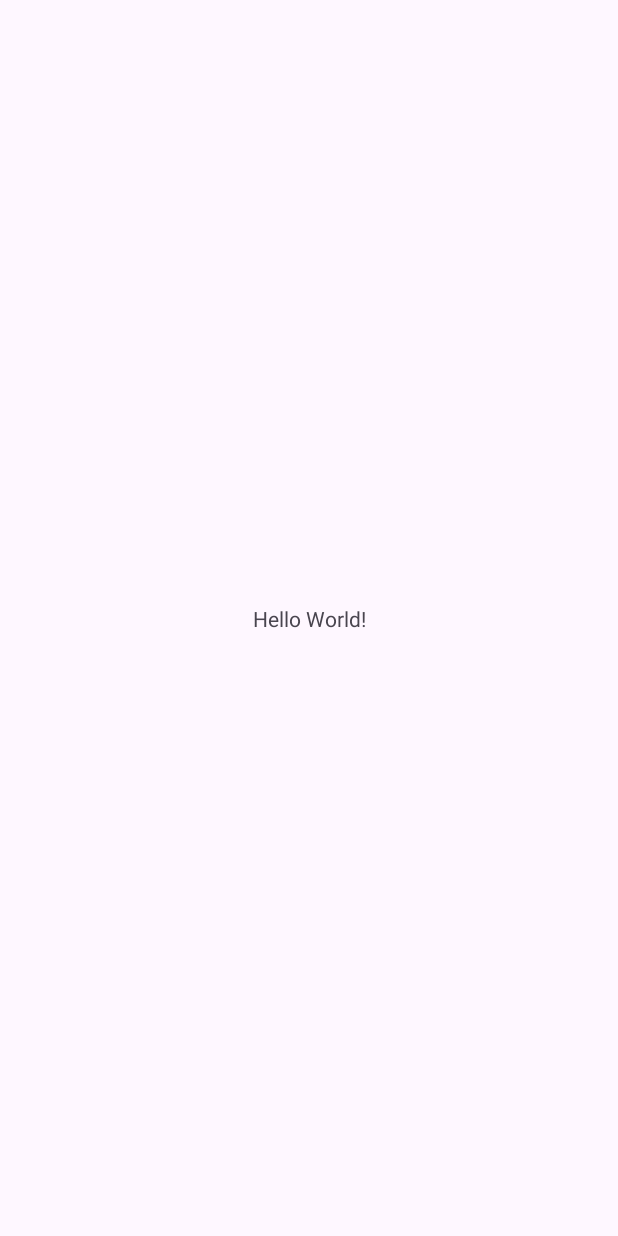
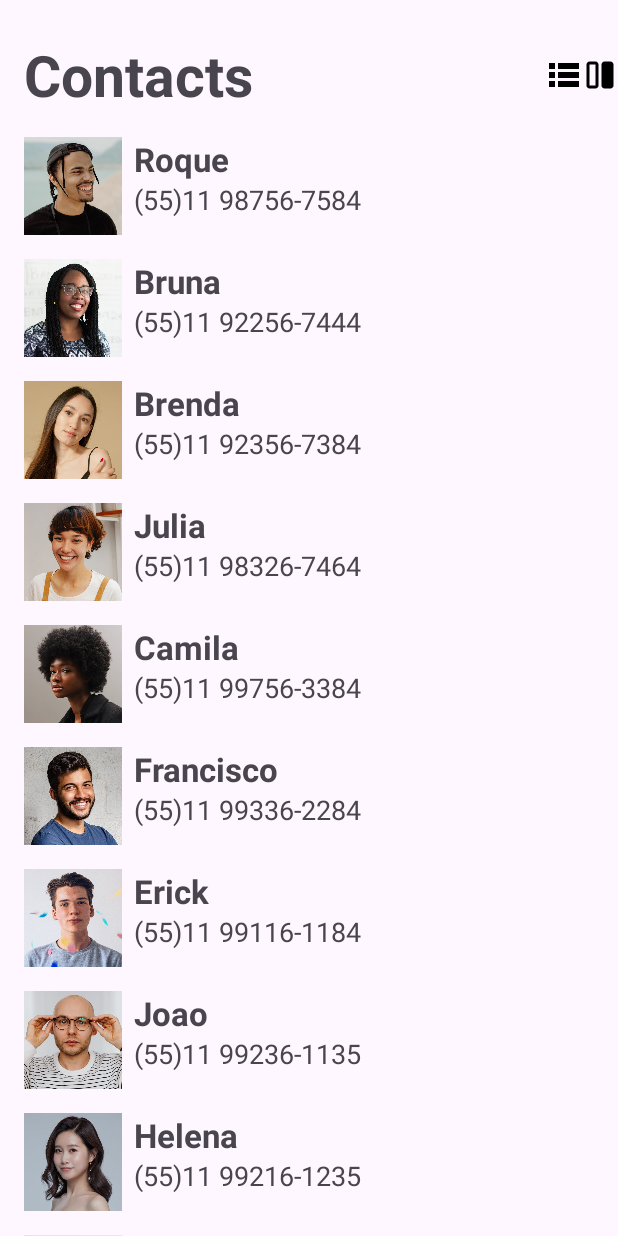
Before and after one commit to Pxtrickvieira/ContactList, an Android app: the screen it shows after launch (MainActivity), on a phone screen of 412 x 824 dp. Before the commit the screen is almost empty. Run offline under Robolectric (Android 15) with nearby library versions, the phone set to English and light mode, and no system bars.

Commit message:
Projeto finalizado

```diff
--- a/app/src/main/AndroidManifest.xml
+++ b/app/src/main/AndroidManifest.xml
@@ -13,6 +13,9 @@
         android:theme="@style/Theme.Recyclerview"
         tools:targetApi="31">
         <activity
+            android:name=".ConctactDetailActivity"
+            android:exported="false" />
+        <activity
             android:name=".MainActivity"
             android:exported="true">
             <intent-filter>
--- /dev/null
+++ b/app/src/main/java/com/devspace/recyclerview/Contact.kt
@@ -0,0 +1,10 @@
+package com.devspace.recyclerview
+
+
+import androidx.annotation.DrawableRes
+
+data class Contact(
+    val name: String,
+    val phone: String,
+    @DrawableRes val icon: Int,
+)
--- /dev/null
+++ b/app/src/main/java/com/devspace/recyclerview/ContactListAdapter.kt
@@ -0,0 +1,60 @@
+package com.devspace.recyclerview
+
+import android.view.LayoutInflater
+import android.view.View
+import android.view.ViewGroup
+import android.widget.ImageView
+import android.widget.TextView
+import androidx.recyclerview.widget.DiffUtil
+import androidx.recyclerview.widget.ListAdapter
+import androidx.recyclerview.widget.RecyclerView
+
+class ContactListAdapter :
+    ListAdapter<Contact, ContactListAdapter.ContactViewHolder>(ContactDiffUltils()) {
+
+        private lateinit var onClickListener: (Contact) -> Unit
+
+    override fun onCreateViewHolder(parent: ViewGroup, viewType: Int): ContactViewHolder {
+        val view = LayoutInflater.from(parent.context).inflate(R.layout.item_list, parent, false)
+        return ContactViewHolder(view)
+    }
+    override fun onBindViewHolder(holder: ContactViewHolder, position: Int) {
+     val contact = getItem(position)
+     holder.bind(contact,onClickListener)
+    }
+
+    fun setOnClickListener(onClick: (Contact) -> Unit){
+        onClickListener = onClick
+
+    }
+
+
+
+    class ContactViewHolder(private val view: View) : RecyclerView.ViewHolder(view) {
+        private val tvName = view.findViewById<TextView>(R.id.tv_name)
+        private val tvPhone = view.findViewById<TextView>(R.id.tv_phone)
+        private val image = view.findViewById<ImageView>(R.id.image)
+
+        fun bind(contact: Contact, onClick: (Contact) -> Unit) {
+            tvName.text = contact.name
+            tvPhone.text = contact.phone
+           image.setImageResource(contact.icon)
+
+            view.setOnClickListener {
+                onClick.invoke(contact)
+
+            }
+        }
+    }
+
+    class ContactDiffUltils : DiffUtil.ItemCallback<Contact>() {
+        override fun areItemsTheSame(oldItem: Contact, newItem: Contact): Boolean {
+            return oldItem == newItem
+        }
+        override fun areContentsTheSame(oldItem: Contact, newItem: Contact): Boolean {
+            return oldItem.name == newItem.name
+        }
+
+    }
+
+}
--- a/app/src/main/java/com/devspace/recyclerview/MainActivity.kt
+++ b/app/src/main/java/com/devspace/recyclerview/MainActivity.kt
@@ -1,20 +1,122 @@
 package com.devspace.recyclerview
 
+import android.content.Intent
 import android.os.Bundle
+import android.widget.ImageView
 import androidx.activity.enableEdgeToEdge
 import androidx.appcompat.app.AppCompatActivity
 import androidx.core.view.ViewCompat
 import androidx.core.view.WindowInsetsCompat
+import androidx.recyclerview.widget.GridLayoutManager
+import androidx.recyclerview.widget.LinearLayoutManager
+import androidx.recyclerview.widget.RecyclerView
 
 class MainActivity : AppCompatActivity() {
     override fun onCreate(savedInstanceState: Bundle?) {
         super.onCreate(savedInstanceState)
         enableEdgeToEdge()
         setContentView(R.layout.activity_main)
-        ViewCompat.setOnApplyWindowInsetsListener(findViewById(R.id.main)) { v, insets ->
-            val systemBars = insets.getInsets(WindowInsetsCompat.Type.systemBars())
-            v.setPadding(systemBars.left, systemBars.top, systemBars.right, systemBars.bottom)
-            insets
+
+        val ivList = findViewById<ImageView>(R.id.iv_list)
+        val ivGrid = findViewById<ImageView>(R.id.iv_grid)
+        val rvList = findViewById<RecyclerView>(R.id.rv_list)
+        val adapter = ContactListAdapter()
+
+
+
+
+        rvList.adapter = adapter
+        rvList.layoutManager = LinearLayoutManager(this)
+        adapter.submitList(contacts)
+
+        ivGrid.setOnClickListener {
+            rvList.layoutManager = GridLayoutManager(this, 2)
+        }
+
+        ivList.setOnClickListener {
+            rvList.layoutManager = LinearLayoutManager(this)
+        }
+        adapter.setOnClickListener { contact ->
+            val intent = Intent(this, ConctactDetailActivity::class.java)
+            intent.putExtra("name", contact.name)
+            intent.putExtra("phone", contact.phone)
+            intent.putExtra("icon", contact.icon)
+            startActivity(intent)
+
         }
     }
 }
+
+private val contacts = listOf(
+    Contact(
+        name = "Roque",
+        phone = "(55)11 98756-7584",
+        icon = R.drawable.sample2
+    ),
+    Contact(
+        name = "Bruna",
+        phone = "(55)11 92256-7444",
+        icon = R.drawable.sample1
+    ),
+    Contact(
+        name = "Brenda",
+        phone = "(55)11 92356-7384",
+        icon = R.drawable.sample3
+    ),
+    Contact(
+        name = "Julia",
+        phone = "(55)11 98326-7464",
+        icon = R.drawable.sample4
+    ),
+    Contact(
+        name = "Camila",
+        phone = "(55)11 99756-3384",
+        icon = R.drawable.sample5
+    ),
+    Contact(
+        name = "Francisco",
+        phone = "(55)11 99336-2284",
+        icon = R.drawable.sample8
+    ),
+    Contact(
+        name = "Erick",
+        phone = "(55)11 99116-1184",
+        icon = R.drawable.sample9
+    ),
+    Contact(
+        name = "Joao",
+        phone = "(55)11 99236-1135",
+        icon = R.drawable.sample10
+    ),
+    Contact(
+        name = "Helena",
+        phone = "(55)11 99216-1235",
+        icon = R.drawable.sample11
+    ),
+    Contact(
+        name = "Jose",
+        phone = "(55)11 92356-1284",
+        icon = R.drawable.sample12
+    ),
+    Contact(
+        name = "Maria",
+        phone = "(55)11 99226-3384",
+        icon = R.drawable.sample13
+    ),
+    Contact(
+        name = "Enzo",
+        phone = "(55)11 99336-1974",
+        icon = R.drawable.sample14
+    ),
+    Contact(
+        name = "Laura",
+        phone = "(55)11 99212-2135",
+        icon = R.drawable.sample15
+    ),
+    Contact(
+        name = "Gabi",
+        phone = "(55)11 99217-1234",
+        icon = R.drawable.sample16
+    ),
+
+    )
--- a/app/src/main/res/layout/activity_main.xml
+++ b/app/src/main/res/layout/activity_main.xml
@@ -8,12 +8,42 @@
     tools:context=".MainActivity">
 
     <TextView
-        android:layout_width="wrap_content"
+        android:id="@+id/tv_title"
+        android:layout_width="0dp"
         android:layout_height="wrap_content"
-        android:text="Hello World!"
+        android:layout_marginTop="24dp"
+        android:layout_marginStart="16dp"
+        android:text="@string/contacts_list_title"
+        android:textSize="38sp"
+        android:textStyle="bold"
+        app:layout_constraintEnd_toStartOf="@+id/iv_list"
+        app:layout_constraintStart_toStartOf="parent"
+        app:layout_constraintTop_toTopOf="parent" />
+
+    <ImageView
+        android:id="@+id/iv_grid"
+        android:layout_width="24dp"
+        android:layout_height="24dp"
+        android:src="@drawable/ic_grid"
+        app:layout_constraintBottom_toBottomOf="@+id/tv_title"
+        app:layout_constraintEnd_toEndOf="parent"
+        app:layout_constraintTop_toTopOf="@+id/tv_title" />
+    <ImageView
+        android:id="@+id/iv_list"
+        android:layout_width="24dp"
+        android:layout_height="24dp"
+        android:src="@drawable/ic_list"
+        app:layout_constraintBottom_toBottomOf="@+id/iv_grid"
+        app:layout_constraintEnd_toStartOf="@+id/iv_grid"
+        app:layout_constraintTop_toTopOf="@+id/iv_grid" />
+
+    <androidx.recyclerview.widget.RecyclerView
+        android:id="@+id/rv_list"
+        android:layout_width="match_parent"
+        android:layout_height="0dp"
         app:layout_constraintBottom_toBottomOf="parent"
         app:layout_constraintEnd_toEndOf="parent"
         app:layout_constraintStart_toStartOf="parent"
-        app:layout_constraintTop_toTopOf="parent" />
-
+        app:layout_constraintTop_toBottomOf="@+id/tv_title"
+        tools:listitem="@layout/item_list" />
 </androidx.constraintlayout.widget.ConstraintLayout>
--- /dev/null
+++ b/app/src/main/res/layout/item_list.xml
@@ -0,0 +1,41 @@
+<?xml version="1.0" encoding="utf-8"?>
+<androidx.constraintlayout.widget.ConstraintLayout xmlns:android="http://schemas.android.com/apk/res/android"
+    xmlns:app="http://schemas.android.com/apk/res-auto"
+    xmlns:tools="http://schemas.android.com/tools"
+    android:layout_width="match_parent"
+    android:layout_height="wrap_content">
+
+
+    <ImageView
+        android:id="@+id/image"
+        android:layout_width="65dp"
+        android:layout_height="65dp"
+        android:layout_margin="16dp"
+        android:contentDescription="@null"
+        app:layout_constraintStart_toStartOf="parent"
+        app:layout_constraintTop_toTopOf="parent"
+        tools:srcCompat="@tools:sample/avatars"
+       />
+    <TextView
+        android:id="@+id/tv_name"
+        android:layout_width="0dp"
+        android:layout_height="wrap_content"
+        android:layout_marginStart="8dp"
+        android:textSize="22sp"
+        android:textStyle="bold"
+        app:layout_constraintEnd_toEndOf="parent"
+        app:layout_constraintStart_toEndOf="@+id/image"
+        app:layout_constraintTop_toTopOf="@+id/image"
+        tools:text="Name" />
+    <TextView
+        android:id="@+id/tv_phone"
+        android:layout_width="0dp"
+        android:layout_height="wrap_content"
+        android:textSize="18sp"
+        app:layout_constraintEnd_toEndOf="parent"
+        app:layout_constraintStart_toStartOf="@+id/tv_name"
+        app:layout_constraintTop_toBottomOf="@+id/tv_name"
+        tools:text="(55) 11 9856632" />
+
+
+</androidx.constraintlayout.widget.ConstraintLayout>
--- a/app/src/main/res/values-night/themes.xml
+++ b/app/src/main/res/values-night/themes.xml
@@ -2,6 +2,6 @@
     <!-- Base application theme. -->
     <style name="Base.Theme.Recyclerview" parent="Theme.Material3.DayNight.NoActionBar">
         <!-- Customize your dark theme here. -->
-        <!-- <item name="colorPrimary">@color/my_dark_primary</item> -->
+        <item name="colorPrimary">@color/cardview_dark_background</item>
     </style>
 </resources>
--- a/app/src/main/res/values/strings.xml
+++ b/app/src/main/res/values/strings.xml
@@ -1,3 +1,4 @@
 <resources>
     <string name="app_name">Recyclerview</string>
+    <string name="contacts_list_title">Contacts</string>
 </resources>
--- a/gradle/libs.versions.toml
+++ b/gradle/libs.versions.toml
@@ -1,5 +1,5 @@
 [versions]
-agp = "8.3.0"
+agp = "8.9.0"
 kotlin = "1.9.0"
 coreKtx = "1.12.0"
 junit = "4.13.2"
@@ -9,9 +9,11 @@ appcompat = "1.6.1"
 material = "1.11.0"
 activity = "1.8.0"
 constraintlayout = "2.1.4"
+recyclerview = "1.4.0"
 
 [libraries]
 androidx-core-ktx = { group = "androidx.core", name = "core-ktx", version.ref = "coreKtx" }
+androidx-recyclerview = { module = "androidx.recyclerview:recyclerview", version.ref = "recyclerview" }
 junit = { group = "junit", name = "junit", version.ref = "junit" }
 androidx-junit = { group = "androidx.test.ext", name = "junit", version.ref = "junitVersion" }
 androidx-espresso-core = { group = "androidx.test.espresso", name = "espresso-core", version.ref = "espressoCore" }
```
Also changed, not shown: app/build.gradle.kts (+8 -1 lines), app/src/main/java/com/devspace/recyclerview/ConctactDetailActivity.kt (added, +51 -0 lines), app/src/main/res/layout/activity_conctact_detail.xml (added, +117 -0 lines), gradle/wrapper/gradle-wrapper.properties.
